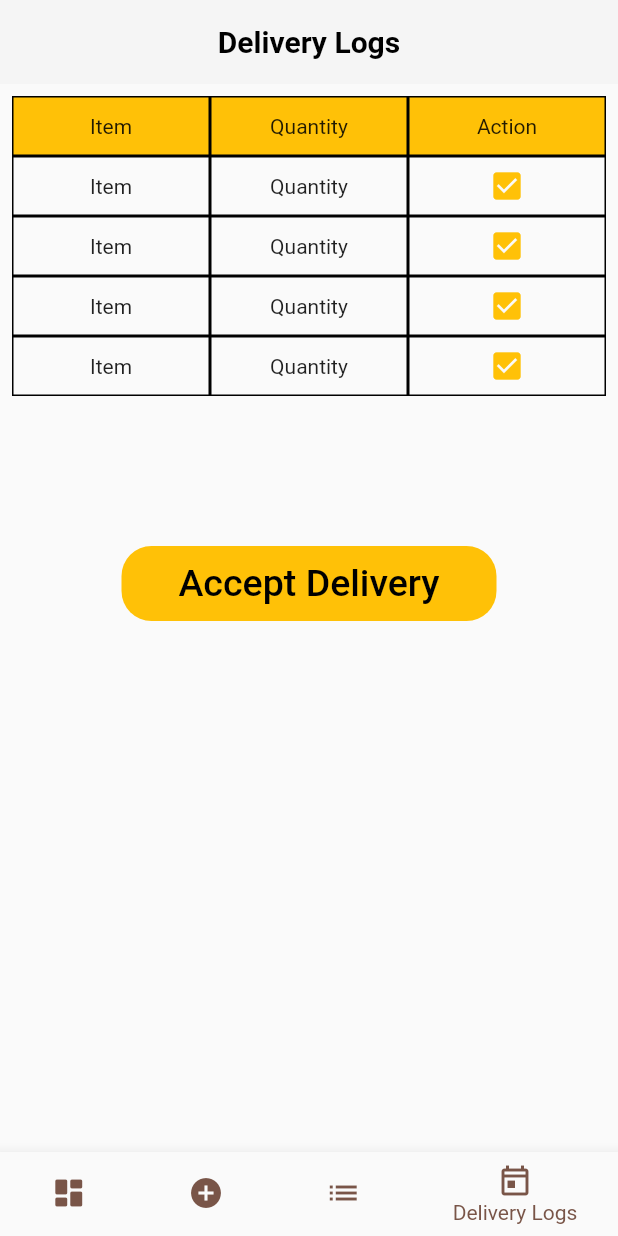
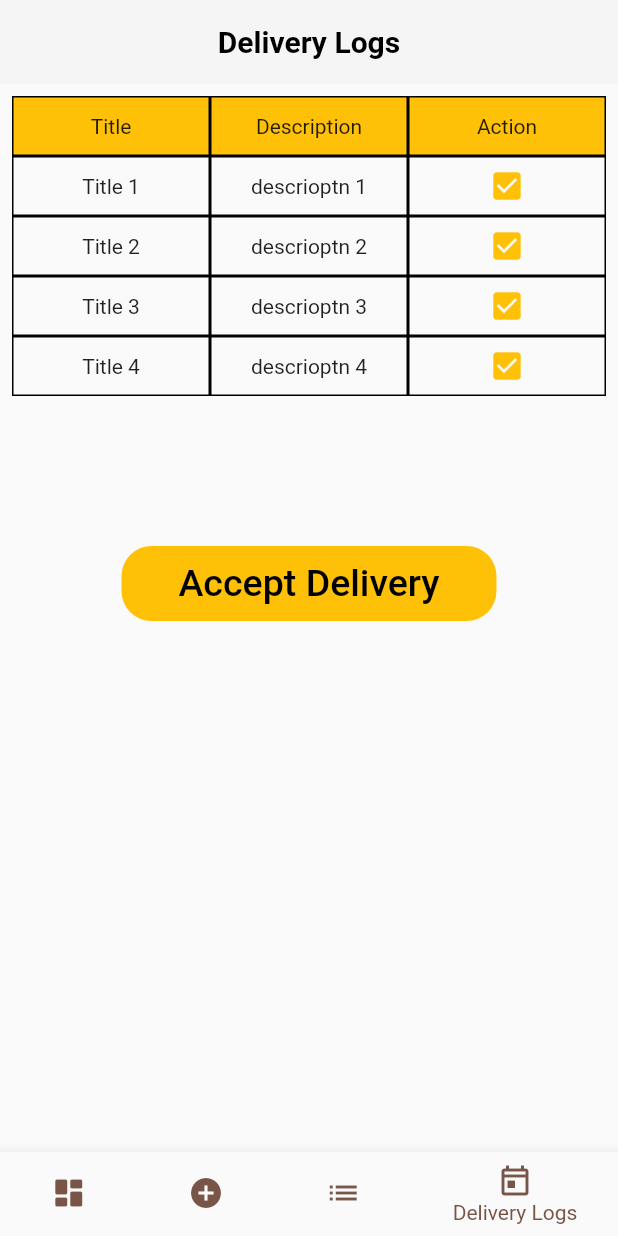
Before and after one commit to pramitha1166/M_Costructions, a Flutter app: the Dashboard screen opened by its route, item 4 of the bottom bar chosen, on a phone screen of 412 x 824 dp. Run offline on Flutter 3.47's test engine with Material 2 defaults, Android fonts, the phone set to English and light mode, and no system bars; our stand-ins replace dio, flutter_hooks, flutter_secure_storage, freezed_annotation, hooks_riverpod; accounts and stored records are empty; network calls fail.

Commit message:
deliver logs

```diff
--- a/mobile_app/m_constructions/lib/domain/item_list/i_item_list_repository.dart
+++ b/mobile_app/m_constructions/lib/domain/item_list/i_item_list_repository.dart
@@ -2,4 +2,5 @@ import 'package:m_constructions/domain/item_list/product_model.dart';
 
 abstract class IItemListRepository {
   Future<List<Item>> readItemList();
+  Future<List<Item>> deleteItem({String id});
 }
--- a/mobile_app/m_constructions/lib/presentation/dashboard/screens/delivery_logs.dart
+++ b/mobile_app/m_constructions/lib/presentation/dashboard/screens/delivery_logs.dart
@@ -32,7 +32,7 @@ class DeliveryLogs extends HookConsumerWidget {
                 Expanded(
                   child: Container(
                     height: 40,
-                    child: Center(child: Text('Item')),
+                    child: Center(child: Text('Title')),
                     decoration: BoxDecoration(
                       border: Border.all(color: Colors.black),
                     ),
@@ -41,7 +41,7 @@ class DeliveryLogs extends HookConsumerWidget {
                 Expanded(
                   child: Container(
                     height: 40,
-                    child: Center(child: Text('Quantity')),
+                    child: Center(child: Text('Description')),
                     decoration: BoxDecoration(
                       border: Border.all(color: Colors.black),
                     ),
@@ -59,10 +59,22 @@ class DeliveryLogs extends HookConsumerWidget {
               ],
             ),
           ),
-          DeliveryRow(),
-          DeliveryRow(),
-          DeliveryRow(),
-          DeliveryRow(),
+          DeliveryRow(
+            title: "Title 1",
+            description: "descrioptn 1",
+          ),
+          DeliveryRow(
+            title: "Title 2",
+            description: "descrioptn 2",
+          ),
+          DeliveryRow(
+            title: "Title 3",
+            description: "descrioptn 3",
+          ),
+          DeliveryRow(
+            title: "Title 4",
+            description: "descrioptn 4",
+          ),
           SizedBox(
             height: 100,
           ),
--- a/mobile_app/m_constructions/lib/presentation/dashboard/screens/widgets/delivery_row.dart
+++ b/mobile_app/m_constructions/lib/presentation/dashboard/screens/widgets/delivery_row.dart
@@ -1,7 +1,14 @@
 import 'package:flutter/material.dart';
 
 class DeliveryRow extends StatelessWidget {
-  const DeliveryRow({Key? key}) : super(key: key);
+  const DeliveryRow({
+    Key? key,
+    required this.title,
+    required this.description,
+  }) : super(key: key);
+
+  final String title;
+  final String description;
 
   @override
   Widget build(BuildContext context) {
@@ -11,7 +18,7 @@ class DeliveryRow extends StatelessWidget {
         Expanded(
           child: Container(
             height: 40,
-            child: Center(child: Text('Item')),
+            child: Center(child: Text(title)),
             decoration: BoxDecoration(
               border: Border.all(color: Colors.black),
             ),
@@ -20,7 +27,7 @@ class DeliveryRow extends StatelessWidget {
         Expanded(
           child: Container(
             height: 40,
-            child: Center(child: Text('Quantity')),
+            child: Center(child: Text(description)),
             decoration: BoxDecoration(
               border: Border.all(color: Colors.black),
             ),
--- a/mobile_app/m_constructions/lib/presentation/start/login.dart
+++ b/mobile_app/m_constructions/lib/presentation/start/login.dart
@@ -105,7 +105,7 @@ class LoginScreen extends HookConsumerWidget {
           ),
           actions: <Widget>[
             TextButton(
-              child: const Text('Approve'),
+              child: const Text('Ok'),
               onPressed: () {
                 Navigator.of(context).pop();
               },
```
Also changed, not shown: mobile_app/m_constructions/lib/application/item_list/item_list_state_notifier.dart (+7 -0 lines), mobile_app/m_constructions/lib/presentation/dashboard/screens/add_item.dart (+29 -0 lines), mobile_app/m_constructions/lib/presentation/dashboard/screens/item_list.dart (+16 -2 lines), mobile_app/m_constructions/lib/presentation/dashboard/screens/widgets/item_row.dart (+50 -9 lines).
